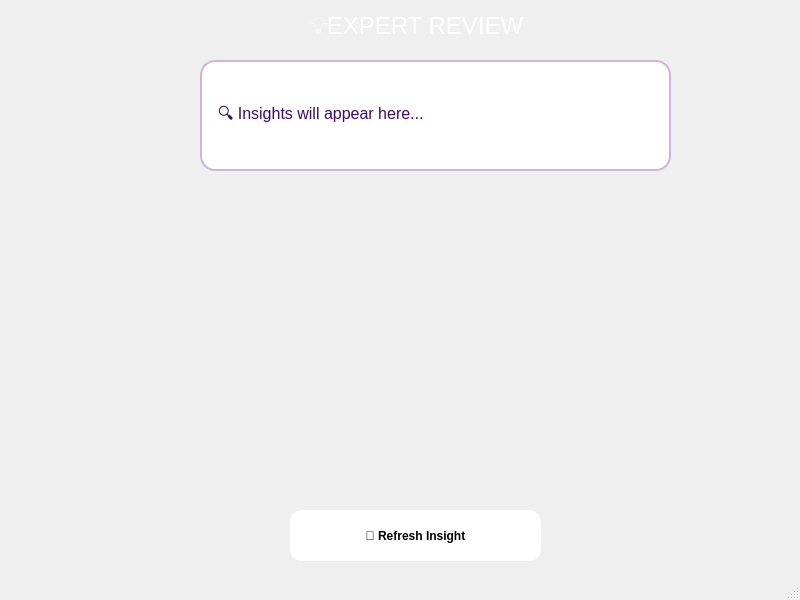
Before: the Qt Designer form expert.ui in Prasiddhi16/Drishya, drawn with Qt 5.
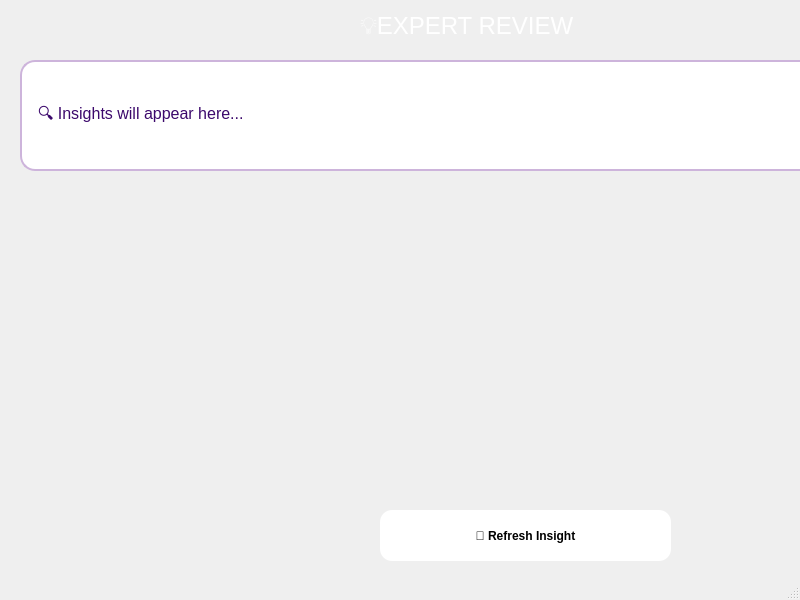
After: the same form once the commit is applied.

What changed in the file:
```diff
--- a/expert.ui
+++ b/expert.ui
@@ -17,9 +17,9 @@
    <widget class="QLabel" name="label">
     <property name="geometry">
      <rect>
-      <x>310</x>
+      <x>360</x>
       <y>10</y>
-      <width>241</width>
+      <width>511</width>
       <height>31</height>
      </rect>
     </property>
@@ -39,9 +39,9 @@
    <widget class="QLabel" name="InsightBox">
     <property name="geometry">
      <rect>
-      <x>200</x>
+      <x>20</x>
       <y>60</y>
-      <width>471</width>
+      <width>801</width>
       <height>111</height>
      </rect>
     </property>
@@ -72,9 +72,9 @@
    <widget class="QPushButton" name="btnRefresh">
     <property name="geometry">
      <rect>
-      <x>290</x>
+      <x>380</x>
       <y>510</y>
-      <width>251</width>
+      <width>291</width>
       <height>51</height>
      </rect>
     </property>
```
Left out of the diff: 4 changed lines with no effect on the pictures.
